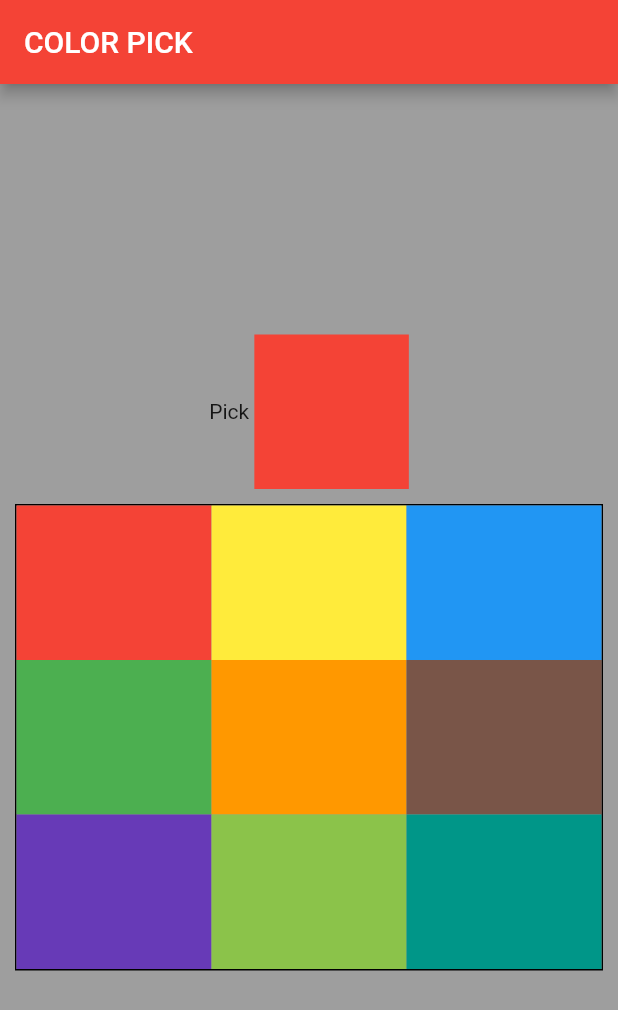
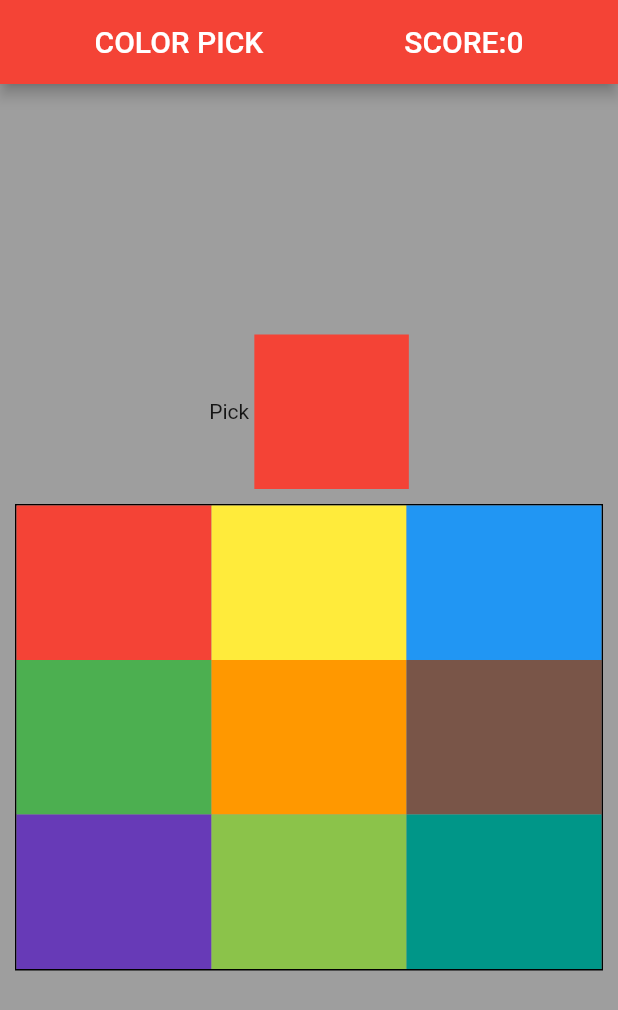
Before and after one commit to Saavrm26/ColorPick, a Flutter app: the screen it shows after launch, on a phone screen of 412 x 824 dp. Shown: the top 1010 px of the screen. Run offline on Flutter 3.47's test engine with Material 2 defaults, Android fonts, the phone set to English and light mode, and no system bars; our stand-ins replace google_fonts.

Commit message:
finalized all changes

```diff
--- a/lib/main.dart
+++ b/lib/main.dart
@@ -1,10 +1,11 @@
 import 'dart:async';
 import 'dart:math';
 import 'package:flutter/material.dart';
+import 'package:google_fonts/google_fonts.dart';
 
 
 void main() {
-  runApp( MaterialApp(
+  runApp( const MaterialApp(
       home:Level1 ()
   )
   );
@@ -20,6 +21,11 @@ class Level1 extends StatefulWidget {
 class _Level1State extends State<Level1> {
   int flag=1;
   double opacityState=1;
+  List<Color> randColor = [Colors.red,Colors.yellow,Colors.blue,Colors.green,Colors.orange,Colors.brown,Colors.deepPurple,Colors.lightGreen,Colors.teal];
+  Color correctColor=Colors.red;
+  int futureFlag=1;
+  int highScore=0;
+  Text error=Text("Wrong Choice",style: GoogleFonts.redHatMono(fontSize: 25),);
   @override
   Widget build(BuildContext context) {
     return SafeArea(
@@ -27,7 +33,12 @@ class _Level1State extends State<Level1> {
           data:const MediaQueryData(),
           child: Scaffold(
               appBar: AppBar(
-                title: const Text("COLOR PICK"),
+                title: Row(
+                  children: [
+                    const Text("COLOR PICK"),Text("SCORE:${highScore.toString()}"),
+                  ],
+                  mainAxisAlignment: MainAxisAlignment.spaceAround,
+                ),
                 backgroundColor: correctColor,
               ),
               body:
@@ -59,7 +70,7 @@ class _Level1State extends State<Level1> {
       // print(flag);
       if(futureFlag==0){
         flag=0;
-        error=Text("Time exceeded");
+        error=Text("Time exceeded",style: GoogleFonts.redHatMono(fontSize: 25));
         doStuff();
       }
     });
@@ -81,11 +92,7 @@ class _Level1State extends State<Level1> {
     }
 
   }
-  List<Color> randColor = [Colors.red,Colors.yellow,Colors.blue,Colors.green,Colors.orange,Colors.brown,Colors.deepPurple,Colors.lightGreen,Colors.teal];
-  Color correctColor=Colors.red;
 
-  int futureFlag=1;
-  Text error=Text("Wrong Choice");
 
   Column level1(double deviceWidth,double deviceHeight) {
 
@@ -125,7 +132,7 @@ class _Level1State extends State<Level1> {
                           if (randColor[0] == correctColor) {
                             flag=1;
                             futureFlag=1;
-                            int i=0;
+                            highScore++;
                             doStuff();
                             // _timer.cancel();
                             timer();
@@ -151,6 +158,7 @@ class _Level1State extends State<Level1> {
                           if (randColor[1] == correctColor) {
                             flag=1;
                             futureFlag=1;
+                            highScore++;
                             doStuff();
                             // _timer.cancel();
                             timer();
@@ -178,6 +186,7 @@ class _Level1State extends State<Level1> {
                           if (randColor[2] == correctColor) {
                             flag=1;
                             futureFlag=1;
+                            highScore++;
                             doStuff();
                             // _timer.cancel();
                             timer();
@@ -207,6 +216,7 @@ class _Level1State extends State<Level1> {
                           if (randColor[3] == correctColor) {
                             flag=1;
                             futureFlag=1;
+                            highScore++;
                             doStuff();
                             // _timer.cancel();
                             timer();
@@ -232,6 +242,7 @@ class _Level1State extends State<Level1> {
                           if (randColor[4] == correctColor) {
                             flag=1;
                             futureFlag=1;
+                            highScore++;
                             doStuff();
                             // _timer.cancel();
                             timer();
@@ -257,6 +268,7 @@ class _Level1State extends State<Level1> {
                           if (randColor[5] == correctColor) {
                             flag=1;
                             futureFlag=1;
+                            highScore++;
                             doStuff();
                             // _timer.cancel();
                             timer();
@@ -286,6 +298,7 @@ class _Level1State extends State<Level1> {
                           if (randColor[6] == correctColor) {
                             flag=1;
                             futureFlag=1;
+                            highScore++;
                             doStuff();
                             // _timer.cancel();
                             timer();
@@ -311,6 +324,7 @@ class _Level1State extends State<Level1> {
                           if (randColor[7] == correctColor) {
                             flag=1;
                             futureFlag=1;
+                            highScore++;
                             doStuff();
                             // _timer.cancel();
                             timer();
@@ -335,8 +349,9 @@ class _Level1State extends State<Level1> {
                         onTap: () {
                           if (randColor[8] == correctColor) {
                             flag=1;
+                            futureFlag=1;
+                            highScore++;
                             doStuff();
-                            futureFlag=1;
                             // _timer.cancel();
                             timer();
                           }
@@ -359,8 +374,34 @@ class _Level1State extends State<Level1> {
       futureFlag=1;
         return Column(
           children: [
-            Container(child: error),
+            Row(
+              children: [
+                Container(child: error,),
+              ],
+              mainAxisAlignment: MainAxisAlignment.center,
+            ),
+            Row(
+              children: [
+                ElevatedButton(
+                    onPressed: (){
+                      setState(() {
+                        flag=1;
+                        opacityState=1;
+                        randColor = [Colors.red,Colors.yellow,Colors.blue,Colors.green,Colors.orange,Colors.brown,Colors.deepPurple,Colors.lightGreen,Colors.teal];
+                        correctColor=Colors.red;
+                        futureFlag=1;
+                        highScore=0;
+                        error=Text("Wrong Choice",style: GoogleFonts.redHatMono(fontSize: 25),);
+                      });
+                },
+                  child: Text("Play Again?",style: GoogleFonts.redHatMono(fontSize: 16)),
+                  style: ButtonStyle(backgroundColor: MaterialStateProperty.all(correctColor),),
+                ),
+              ],
+              mainAxisAlignment: MainAxisAlignment.center,
+            )
           ],
+          mainAxisAlignment: MainAxisAlignment.center,
         );
     }
   }
```
Also changed, not shown: pubspec.yaml (+5 -3 lines), assests/icon/icon.png (added), pubspec.lock, 6 other files.
